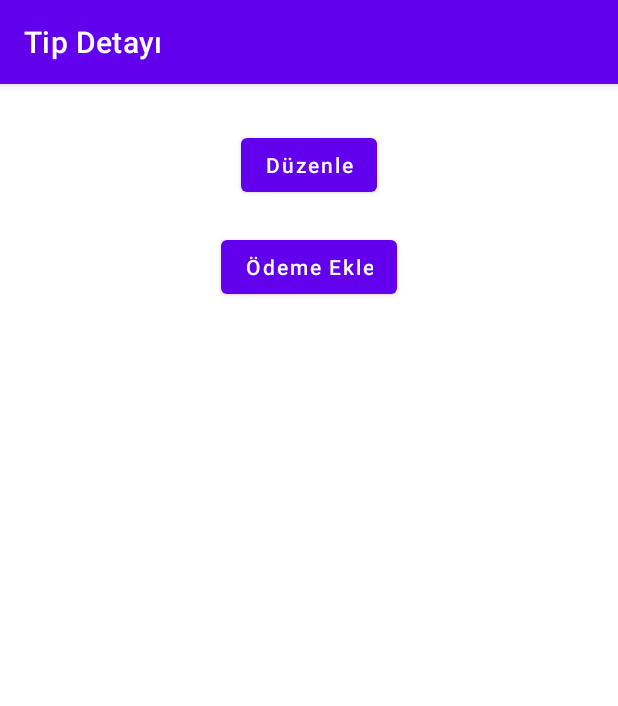
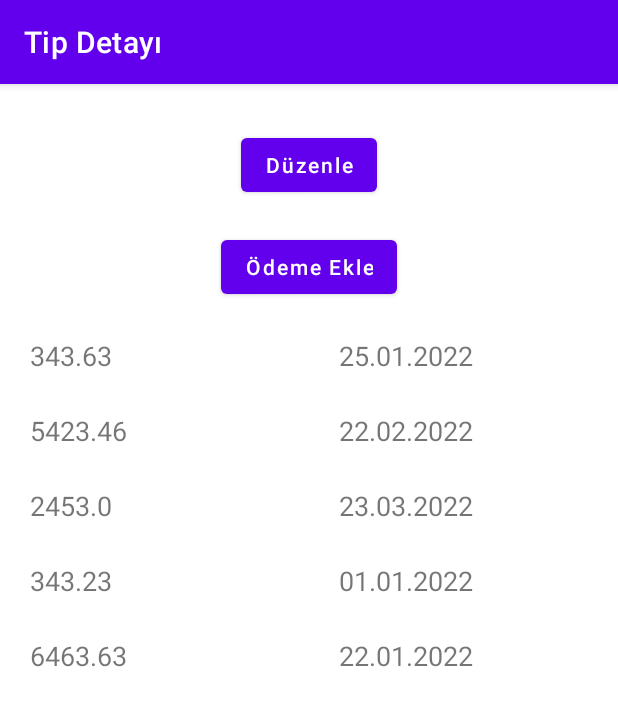
Before and after one commit to aticiadem/TurkcellSinav2, an Android app: the TypeDetailActivity screen opened directly, with no data from a screen before it, on a phone screen of 412 x 824 dp. Shown: the top 706 px of the screen. Run offline under Robolectric (Android 15) with nearby library versions, the phone set to English and light mode, and no system bars.

Commit message:
Create PaymentAdapter.kt class and use it

```diff
--- /dev/null
+++ b/app/src/main/java/com/adematici/turkcellsinav2/presentation/adapter/PaymentAdapter.kt
@@ -0,0 +1,46 @@
+package com.adematici.turkcellsinav2.presentation.adapter
+
+import android.view.LayoutInflater
+import android.view.ViewGroup
+import androidx.recyclerview.widget.AsyncListDiffer
+import androidx.recyclerview.widget.DiffUtil
+import androidx.recyclerview.widget.RecyclerView
+import com.adematici.turkcellsinav2.databinding.PaymentItemBinding
+import com.adematici.turkcellsinav2.model.Payment
+
+class PaymentAdapter : RecyclerView.Adapter<PaymentAdapter.PaymentViewHolder>() {
+
+    private val diffUtil = object : DiffUtil.ItemCallback<Payment>() {
+        override fun areItemsTheSame(oldItem: Payment, newItem: Payment): Boolean {
+            return oldItem == newItem
+        }
+
+        override fun areContentsTheSame(oldItem: Payment, newItem: Payment): Boolean {
+            return oldItem == newItem
+        }
+    }
+
+    private var recyclerDiffUtil = AsyncListDiffer(this, diffUtil)
+
+    var paymentList: List<Payment>
+        get() = recyclerDiffUtil.currentList
+        set(value) = recyclerDiffUtil.submitList(value)
+
+    class PaymentViewHolder(val binding: PaymentItemBinding) : RecyclerView.ViewHolder(binding.root)
+
+    override fun onCreateViewHolder(parent: ViewGroup, viewType: Int): PaymentViewHolder {
+        val binding = PaymentItemBinding.inflate(LayoutInflater.from(parent.context), parent, false)
+        return PaymentViewHolder(binding)
+    }
+
+    override fun onBindViewHolder(holder: PaymentViewHolder, position: Int) {
+        val currentData = paymentList[position]
+        holder.binding.apply {
+            textViewAmount.text = currentData.amount.toString()
+            textViewDate.text = currentData.date
+        }
+    }
+
+    override fun getItemCount(): Int = paymentList.size
+
+}
--- a/app/src/main/java/com/adematici/turkcellsinav2/presentation/ui/type_detail/TypeDetailActivity.kt
+++ b/app/src/main/java/com/adematici/turkcellsinav2/presentation/ui/type_detail/TypeDetailActivity.kt
@@ -5,7 +5,9 @@ import android.os.Bundle
 import androidx.appcompat.app.AppCompatActivity
 import com.adematici.turkcellsinav2.R
 import com.adematici.turkcellsinav2.databinding.ActivityTypeDetailBinding
+import com.adematici.turkcellsinav2.model.Payment
 import com.adematici.turkcellsinav2.model.PaymentType
+import com.adematici.turkcellsinav2.presentation.adapter.PaymentAdapter
 import com.adematici.turkcellsinav2.presentation.ui.add_payment.AddPaymentToTypeActivity
 import com.adematici.turkcellsinav2.presentation.ui.add_payment_type.AddNewPaymentTypeActivity
 import com.adematici.turkcellsinav2.util.Constant
@@ -14,6 +16,7 @@ import com.adematici.turkcellsinav2.util.Constant.PAYMENT_TYPE_ITEM
 class TypeDetailActivity : AppCompatActivity() {
 
     private lateinit var binding: ActivityTypeDetailBinding
+    private lateinit var paymentAdapter: PaymentAdapter
 
     override fun onCreate(savedInstanceState: Bundle?) {
         super.onCreate(savedInstanceState)
@@ -23,14 +26,29 @@ class TypeDetailActivity : AppCompatActivity() {
         title = getString(R.string.type_detail)
         val item = intent.getSerializableExtra(PAYMENT_TYPE_ITEM) as PaymentType?
 
+        initRecycler()
         initClickListener(item)
     }
 
-    private fun initClickListener(data: PaymentType?) {
+    private fun initRecycler() {
+        // todo delete mock list
+        val list: ArrayList<Payment> = arrayListOf(
+            Payment(0, 343.63, "25.01.2022"),
+            Payment(1, 5423.46, "22.02.2022"),
+            Payment(2, 2453.00, "23.03.2022"),
+            Payment(3, 343.23, "01.01.2022"),
+            Payment(4, 6463.63, "22.01.2022")
+        )
+        paymentAdapter = PaymentAdapter()
+        paymentAdapter.paymentList = list
+        binding.recyclerView.adapter = paymentAdapter
+    }
+
+    private fun initClickListener(item: PaymentType?) {
         binding.buttonEdit.setOnClickListener {
             val intent = Intent(this, AddNewPaymentTypeActivity::class.java)
             intent.putExtra(Constant.IS_UPDATE_OR_DELETE, true)
-            intent.putExtra(PAYMENT_TYPE_ITEM, data)
+            intent.putExtra(PAYMENT_TYPE_ITEM, item)
             startActivity(intent)
         }
         binding.buttonAddPayment.setOnClickListener {
--- a/app/src/main/res/layout/activity_add_payment.xml
+++ b/app/src/main/res/layout/activity_add_payment.xml
@@ -27,7 +27,7 @@
         android:autofillHints="@null"
         android:ems="10"
         android:hint="@string/amount"
-        android:inputType="textPersonName"
+        android:inputType="numberDecimal"
         app:layout_constraintEnd_toEndOf="parent"
         app:layout_constraintStart_toStartOf="parent"
         app:layout_constraintTop_toBottomOf="@+id/textViewTypeTitle" />
--- /dev/null
+++ b/app/src/main/res/layout/payment_item.xml
@@ -0,0 +1,41 @@
+<?xml version="1.0" encoding="utf-8"?>
+<androidx.constraintlayout.widget.ConstraintLayout xmlns:android="http://schemas.android.com/apk/res/android"
+    xmlns:app="http://schemas.android.com/apk/res-auto"
+    xmlns:tools="http://schemas.android.com/tools"
+    android:layout_width="match_parent"
+    android:layout_height="50dp">
+
+    <androidx.constraintlayout.widget.Guideline
+        android:id="@+id/guideline5"
+        android:layout_width="wrap_content"
+        android:layout_height="wrap_content"
+        android:orientation="vertical"
+        app:layout_constraintGuide_percent="0.5" />
+
+    <TextView
+        android:id="@+id/textViewAmount"
+        android:layout_width="0dp"
+        android:layout_height="wrap_content"
+        android:layout_marginHorizontal="20dp"
+        android:textSize="18sp"
+        app:layout_constraintBottom_toBottomOf="parent"
+        app:layout_constraintEnd_toStartOf="@+id/guideline5"
+        app:layout_constraintHorizontal_bias="0.5"
+        app:layout_constraintStart_toStartOf="parent"
+        app:layout_constraintTop_toTopOf="parent"
+        tools:text="3572.68" />
+
+    <TextView
+        android:id="@+id/textViewDate"
+        android:layout_width="0dp"
+        android:layout_height="wrap_content"
+        android:layout_marginHorizontal="20dp"
+        android:textSize="18sp"
+        app:layout_constraintBottom_toBottomOf="parent"
+        app:layout_constraintEnd_toEndOf="parent"
+        app:layout_constraintHorizontal_bias="0.5"
+        app:layout_constraintStart_toStartOf="@+id/guideline5"
+        app:layout_constraintTop_toTopOf="parent"
+        tools:text="13.05.2022" />
+
+</androidx.constraintlayout.widget.ConstraintLayout>
```
